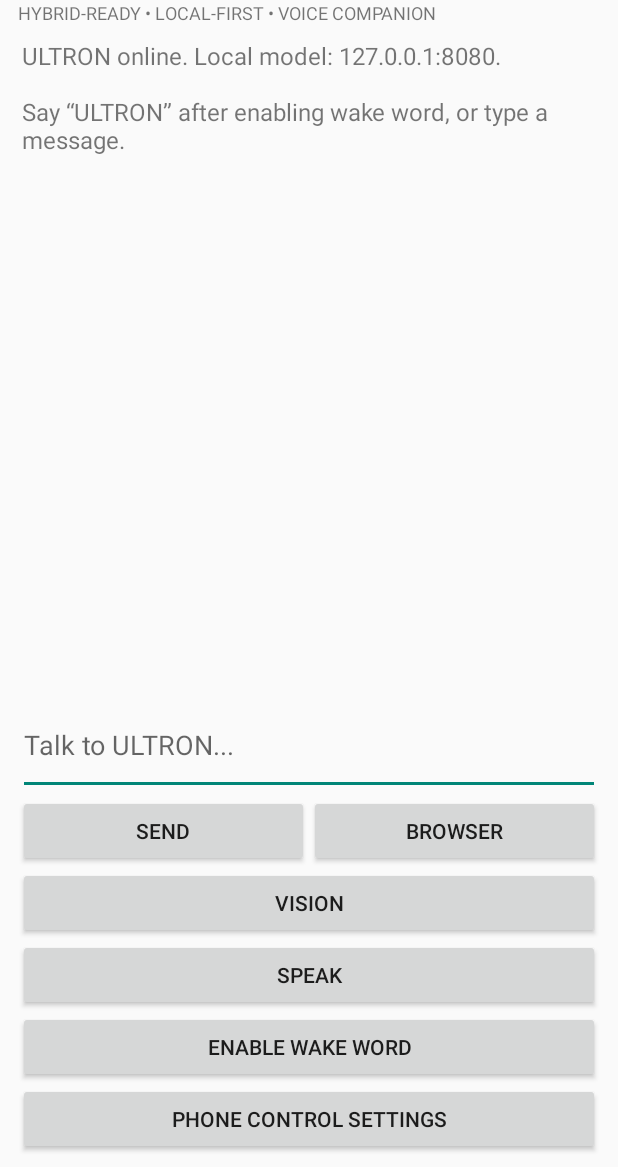
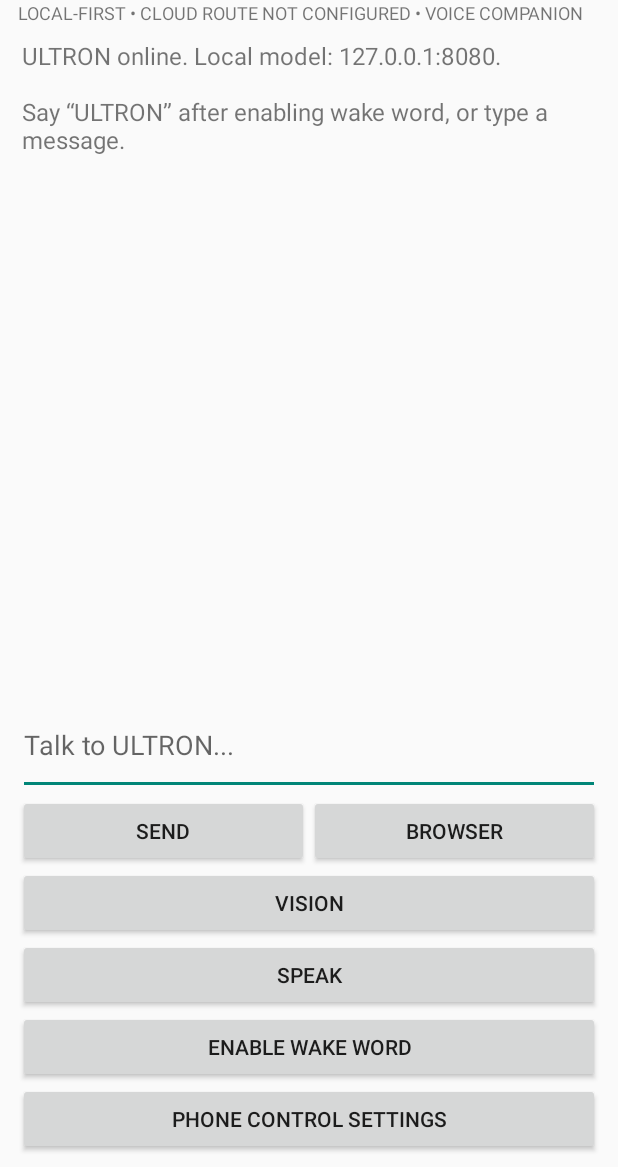
Before and after one commit to nanisreeranjan/Nexus-AI, an Android app: the screen it shows after launch (MainActivity), on a phone screen of 412 x 824 dp, the part 69-1236 px from its top. Run offline under Robolectric (Android 15) with nearby library versions, the phone set to English and light mode, and no system bars.

Commit message:
Clarify local-first privacy mode until cloud provider is configured

```diff
--- a/app/src/main/java/com/nexus/ai/MainActivity.kt
+++ b/app/src/main/java/com/nexus/ai/MainActivity.kt
@@ -37,7 +37,7 @@ class MainActivity : Activity() {
             typeface = Typeface.DEFAULT_BOLD
         }
         status = TextView(this).apply {
-            text = "HYBRID-READY • LOCAL-FIRST • VOICE COMPANION"
+            text = "LOCAL-FIRST • CLOUD ROUTE NOT CONFIGURED • VOICE COMPANION"
             textSize = 12f
         }
         transcript = TextView(this).apply {
```
